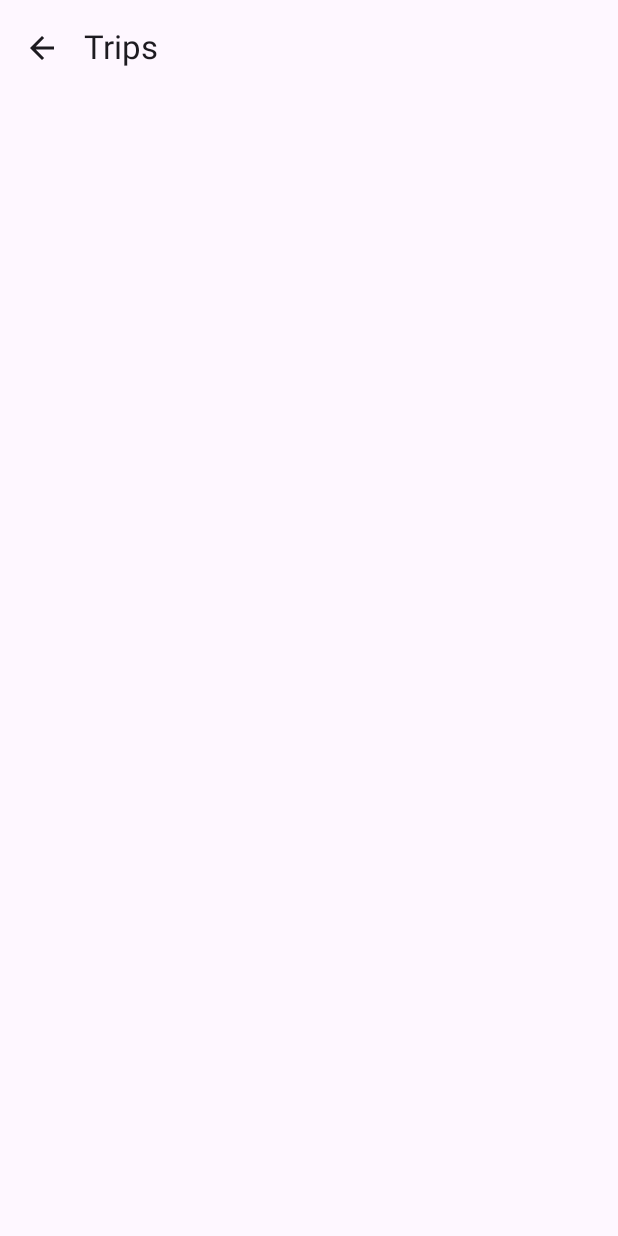
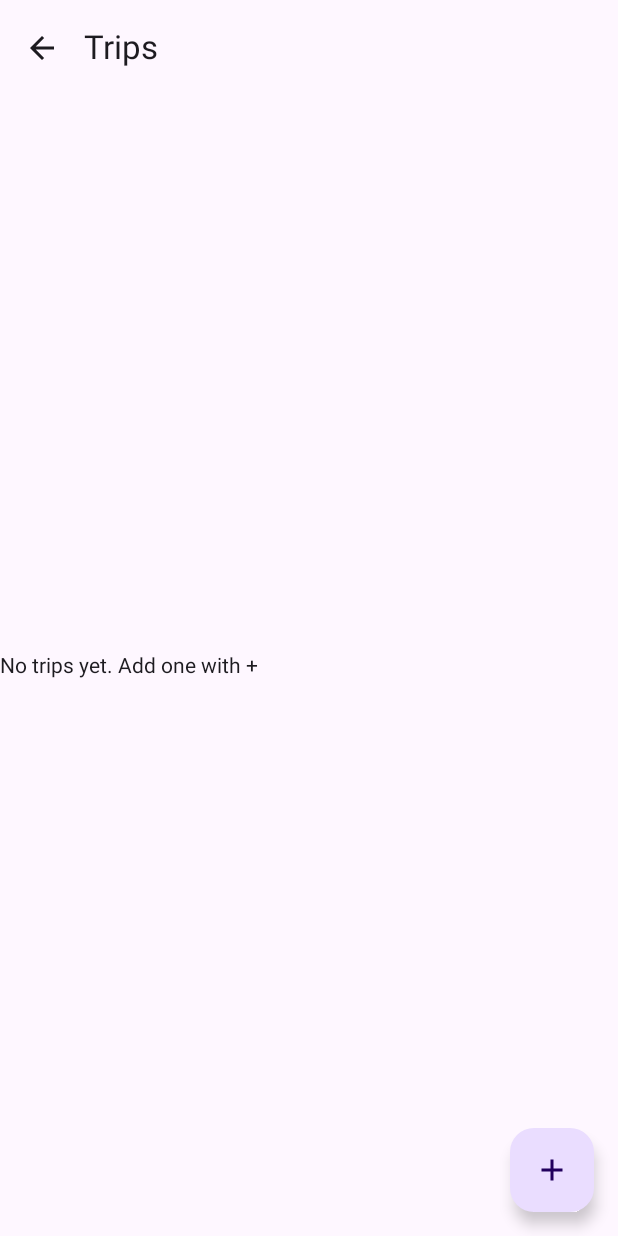
Before and after one commit to qTp-METEOR/Flight-Planner, an Android app built with Jetpack Compose: the TripsScreen screen opened through its navigation route, on a phone screen of 412 x 824 dp. Before the commit the screen is almost empty. Run offline under Robolectric (Android 15) with nearby library versions, the phone set to English and light mode, and no system bars.

Commit message:
added trip lists and the ability to add and delete trips

```diff
--- /dev/null
+++ b/app/src/main/java/com/example/flightplanner/data/InMemoryTripRepository.kt
@@ -0,0 +1,24 @@
+package com.example.flightplanner.data
+
+import com.example.flightplanner.model.Trip
+import kotlinx.coroutines.flow.MutableStateFlow
+import kotlinx.coroutines.flow.StateFlow
+import java.util.concurrent.atomic.AtomicLong
+
+class InMemoryTripRepository : TripRepository {
+    private val _trips = MutableStateFlow<List<Trip>>(emptyList())
+    override val trips: StateFlow<List<Trip>> = _trips
+
+    private val idGen = AtomicLong(1)
+
+    override fun addTrip(name: String): Long {
+        val id = idGen.getAndIncrement()
+        val trip = Trip(id, name)
+        _trips.value = _trips.value + trip
+        return id
+    }
+
+    override fun deleteTrip(id: Long) {
+        _trips.value = _trips.value.filterNot { it.id == id }
+    }
+}
--- /dev/null
+++ b/app/src/main/java/com/example/flightplanner/data/TripRepository.kt
@@ -0,0 +1,11 @@
+package com.example.flightplanner.data
+
+import com.example.flightplanner.model.Trip
+import kotlinx.coroutines.flow.StateFlow
+
+interface TripRepository {
+    val trips: StateFlow<List<Trip>>
+
+    fun addTrip(name: String): Long
+    fun deleteTrip(id: Long)
+}
--- a/app/src/main/java/com/example/flightplanner/ui/FlightPlannerApp.kt
+++ b/app/src/main/java/com/example/flightplanner/ui/FlightPlannerApp.kt
@@ -8,16 +8,21 @@ import androidx.navigation.compose.composable
 import androidx.navigation.compose.rememberNavController
 import androidx.navigation.navArgument
 import com.example.flightplanner.data.InMemoryChecklistRepository
+import com.example.flightplanner.data.InMemoryTripRepository
 import com.example.flightplanner.viewmodel.ChecklistViewModel
 import com.example.flightplanner.viewmodel.ChecklistViewModelFactory
+import com.example.flightplanner.viewmodel.TripViewModel
+import com.example.flightplanner.viewmodel.TripViewModelFactory
 
 @Composable
 fun FlightPlannerApp() {
     val navController = rememberNavController()
 
-    // ✅ Create ONE shared repo + ViewModel
     val checklistRepo = InMemoryChecklistRepository()
     val checklistVm: ChecklistViewModel = viewModel(factory = ChecklistViewModelFactory(checklistRepo))
+    val tripRepo = InMemoryTripRepository()
+    val tripVm: TripViewModel = viewModel(factory = TripViewModelFactory(tripRepo))
+
 
     NavHost(navController = navController, startDestination = "menu") {
         composable("menu") {
@@ -45,7 +50,10 @@ fun FlightPlannerApp() {
             )
         }
         composable("trips") {
-            TripsScreen(onBack = { navController.popBackStack() })
+            TripsScreen(
+                onBack = { navController.popBackStack() },
+                vm = tripVm
+            )
         }
     }
 }
--- a/app/src/main/java/com/example/flightplanner/ui/TripsScreen.kt
+++ b/app/src/main/java/com/example/flightplanner/ui/TripsScreen.kt
@@ -1,21 +1,29 @@
 package com.example.flightplanner.ui
 
-import androidx.compose.foundation.layout.Column
-import androidx.compose.foundation.layout.fillMaxSize
+import androidx.compose.foundation.clickable
+import androidx.compose.foundation.layout.*
+import androidx.compose.foundation.lazy.LazyColumn
+import androidx.compose.foundation.lazy.items
+import androidx.compose.material3.*
 import androidx.compose.material.icons.Icons
 import androidx.compose.material.icons.automirrored.filled.ArrowBack
-import androidx.compose.material3.ExperimentalMaterial3Api
-import androidx.compose.material3.Icon
-import androidx.compose.material3.IconButton
-import androidx.compose.material3.Scaffold
-import androidx.compose.material3.Text
-import androidx.compose.material3.TopAppBar
-import androidx.compose.runtime.Composable
+import androidx.compose.material.icons.filled.Add
+import androidx.compose.material.icons.filled.Delete
+import androidx.compose.runtime.*
 import androidx.compose.ui.Modifier
+import androidx.compose.ui.unit.dp
+import com.example.flightplanner.viewmodel.TripViewModel
 
 @OptIn(ExperimentalMaterial3Api::class)
 @Composable
-fun TripsScreen(onBack: () -> Unit) {
+fun TripsScreen(
+    vm: TripViewModel,
+    onBack: () -> Unit
+) {
+    val trips by vm.trips.collectAsState()
+    var showDialog by remember { mutableStateOf(false) }
+    var newTripName by remember { mutableStateOf("") }
+
     Scaffold(
         topBar = {
             TopAppBar(
@@ -26,10 +34,72 @@ fun TripsScreen(onBack: () -> Unit) {
                     }
                 }
             )
+        },
+        floatingActionButton = {
+            FloatingActionButton(onClick = { showDialog = true }) {
+                Icon(Icons.Default.Add, contentDescription = "Add Trip")
+            }
         }
     ) { inner ->
-        Column(modifier = Modifier.fillMaxSize()) {
-            Text("Here you will manage your trips.")
+        if (trips.isEmpty()) {
+            Column(
+                modifier = Modifier
+                    .fillMaxSize()
+                    .padding(inner),
+                verticalArrangement = Arrangement.Center
+            ) {
+                Text("No trips yet. Add one with +")
+            }
+        } else {
+            LazyColumn(
+                modifier = Modifier
+                    .fillMaxSize()
+                    .padding(inner),
+                verticalArrangement = Arrangement.spacedBy(8.dp)
+            ) {
+                items(trips) { trip ->
+                    Row(
+                        modifier = Modifier
+                            .fillMaxWidth()
+                            .clickable {
+                                // Later: navigate to trip detail
+                            }
+                            .padding(16.dp),
+                        horizontalArrangement = Arrangement.SpaceBetween
+                    ) {
+                        Text(trip.name, style = MaterialTheme.typography.titleMedium)
+                        IconButton(onClick = { vm.deleteTrip(trip.id) }) {
+                            Icon(Icons.Default.Delete, contentDescription = "Delete Trip")
+                        }
+                    }
+                }
+            }
         }
     }
+
+    if (showDialog) {
+        AlertDialog(
+            onDismissRequest = { showDialog = false },
+            title = { Text("New Trip") },
+            text = {
+                OutlinedTextField(
+                    value = newTripName,
+                    onValueChange = { newTripName = it },
+                    label = { Text("Trip name") }
+                )
+            },
+            confirmButton = {
+                TextButton(onClick = {
+                    if (newTripName.isNotBlank()) {
+                        vm.addTrip(newTripName.trim())
+                        newTripName = ""
+                        showDialog = false
+                    }
+                }) { Text("Add") }
+            },
+            dismissButton = {
+                TextButton(onClick = { showDialog = false }) { Text("Cancel") }
+            }
+        )
+    }
 }
--- /dev/null
+++ b/app/src/main/java/com/example/flightplanner/viewmodel/TripViewModel.kt
@@ -0,0 +1,26 @@
+package com.example.flightplanner.viewmodel
+
+import androidx.lifecycle.ViewModel
+import androidx.lifecycle.ViewModelProvider
+import com.example.flightplanner.data.TripRepository
+import com.example.flightplanner.model.Trip
+import kotlinx.coroutines.flow.StateFlow
+
+class TripViewModel(private val repo: TripRepository) : ViewModel() {
+    val trips: StateFlow<List<Trip>> = repo.trips
+
+    fun addTrip(name: String): Long = repo.addTrip(name)
+    fun deleteTrip(id: Long) = repo.deleteTrip(id)
+}
+
+class TripViewModelFactory(
+    private val repo: TripRepository
+) : ViewModelProvider.Factory {
+    override fun <T : ViewModel> create(modelClass: Class<T>): T {
+        if (modelClass.isAssignableFrom(TripViewModel::class.java)) {
+            @Suppress("UNCHECKED_CAST")
+            return TripViewModel(repo) as T
+        }
+        throw IllegalArgumentException("Unknown ViewModel class")
+    }
+}
```
Also changed, not shown: app/src/main/java/com/example/flightplanner/model/TripModels.kt (added, +7 -0 lines).
